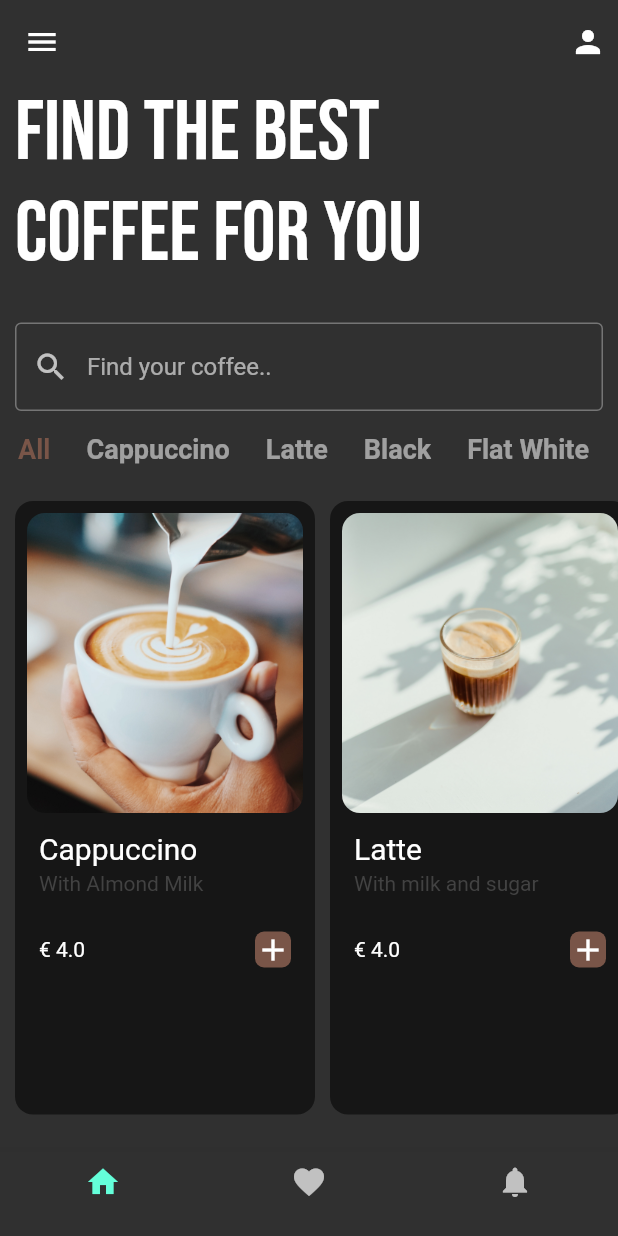
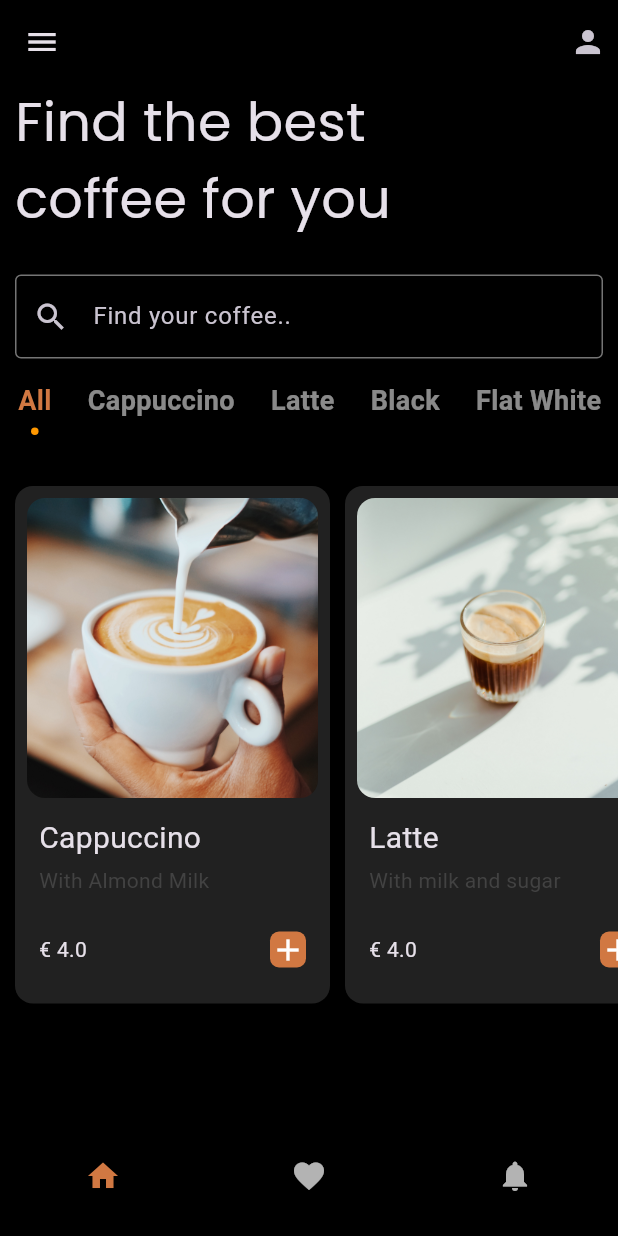
Before and after one commit to mikexkllr/CoffeeApp, a Flutter app: the screen it shows after launch, on a phone screen of 412 x 824 dp. Run offline on Flutter 3.47's test engine with Material 2 defaults, Android fonts, the phone set to English and light mode, and no system bars; our stand-ins replace google_fonts; missing offline and left inert: dart:ffi.

Commit message:
added search functionality and changed UI

```diff
--- /dev/null
+++ b/lib/generics/coffee_colors.dart
@@ -0,0 +1,5 @@
+import 'package:flutter/material.dart';
+
+class CoffeeColors {
+  static const Color orange = Color(0xffd17842);
+}
--- a/lib/main.dart
+++ b/lib/main.dart
@@ -1,5 +1,6 @@
 import 'package:flutter/material.dart';
 import 'package:coffee_app/views/home_view.dart';
+import 'package:coffee_app/generics/coffee_colors.dart';
 
 void main() {
   runApp(const MyApp());
@@ -13,9 +14,11 @@ class MyApp extends StatelessWidget {
     return MaterialApp(
       debugShowCheckedModeBanner: false,
       home: HomeView(),
-      theme: ThemeData(
+      themeMode: ThemeMode.dark,
+      darkTheme: ThemeData(
         brightness: Brightness.dark,
-        primaryColor: Colors.brown,
+        useMaterial3: true,
+        scaffoldBackgroundColor: Colors.black,
       ),
     );
   }
--- a/lib/models/mock_data.dart
+++ b/lib/models/mock_data.dart
@@ -10,7 +10,7 @@ List coffeeTypeList = [
   CoffeeTypeModel(title: "Tea", type: CoffeeType.tea)
 ];
 
-List coffeeList = [
+List<Coffee> coffeeListMock = [
   Coffee(
     title: "Cappuccino",
     subtitle: "With Almond Milk",
--- a/lib/views/coffee_scroll_item.dart
+++ b/lib/views/coffee_scroll_item.dart
@@ -1,3 +1,4 @@
+import 'package:coffee_app/generics/coffee_colors.dart';
 import 'package:flutter/material.dart';
 import 'package:flutter/src/widgets/container.dart';
 import 'package:flutter/src/widgets/framework.dart';
@@ -20,12 +21,29 @@ class CoffeeScrollItem extends StatelessWidget {
       },
       child: Container(
         padding: EdgeInsets.symmetric(horizontal: 12.0),
-        child: Text(
-          title,
-          style: TextStyle(
-              fontSize: 18,
-              fontWeight: FontWeight.bold,
-              color: this.isSelected ? Colors.brown : Colors.white54),
+        child: Column(
+          children: [
+            Text(
+              title,
+              style: TextStyle(
+                  fontSize: 18,
+                  fontWeight: FontWeight.bold,
+                  color:
+                      this.isSelected ? CoffeeColors.orange : Colors.white54),
+            ),
+            SizedBox(
+              height: 5.0,
+            ),
+            if (isSelected)
+              Container(
+                height: 5.0,
+                width: 5.0,
+                decoration: new BoxDecoration(
+                  color: Colors.orange,
+                  shape: BoxShape.circle,
+                ),
+              ),
+          ],
         ),
       ),
     );
--- a/lib/views/coffee_tile.dart
+++ b/lib/views/coffee_tile.dart
@@ -1,3 +1,4 @@
+import 'package:coffee_app/generics/coffee_colors.dart';
 import 'package:flutter/material.dart';
 
 import '../models/coffee_model.dart';
@@ -14,15 +15,15 @@ class CoffeeTile extends StatelessWidget {
     return Padding(
       padding: const EdgeInsets.only(
         left: 10.0,
-        bottom: 25.0,
+        bottom: 15.0,
         top: 10.0,
       ),
       child: Container(
         padding: EdgeInsets.all(8.0),
-        width: 200,
+        width: 210,
         decoration: BoxDecoration(
           borderRadius: BorderRadius.circular(12),
-          color: Colors.black54,
+          color: Colors.grey[900],
         ),
         child: Column(
           crossAxisAlignment: CrossAxisAlignment.start,
@@ -71,7 +72,7 @@ class CoffeeTile extends StatelessWidget {
                   Text("€ ${coffee.price.toString()}"),
                   Container(
                     decoration: BoxDecoration(
-                        color: Colors.brown,
+                        color: CoffeeColors.orange,
                         borderRadius: BorderRadius.circular(6)),
                     child: Icon(Icons.add),
                   )
--- a/lib/views/home_view.dart
+++ b/lib/views/home_view.dart
@@ -1,11 +1,14 @@
 import 'dart:ffi';
 
+import 'package:coffee_app/generics/coffee_colors.dart';
 import 'package:coffee_app/models/coffee_type.dart';
 import 'package:coffee_app/views/coffee_scroll_item.dart';
 import 'package:coffee_app/views/coffee_tile.dart';
 import 'package:flutter/material.dart';
 import 'package:google_fonts/google_fonts.dart';
 import 'package:coffee_app/models/mock_data.dart';
+
+import '../models/coffee_model.dart';
 
 class HomeView extends StatefulWidget {
   const HomeView({super.key});
@@ -16,6 +19,13 @@ class HomeView extends StatefulWidget {
 
 class _HomeViewState extends State<HomeView> {
   CoffeeType selectedCoffeeType = CoffeeType.all;
+  List<Coffee> coffeeList = [];
+
+  @override
+  void initState() {
+    this.coffeeList = coffeeListMock;
+    super.initState();
+  }
 
   @override
   Widget build(BuildContext context) {
@@ -31,16 +41,16 @@ class _HomeViewState extends State<HomeView> {
           )
         ],
       ),
-      body: Column(
-        crossAxisAlignment: CrossAxisAlignment.start,
+      body: Container(
+        child: ListView(
           children: [
             // Find the best coffee for you
             Padding(
               padding: const EdgeInsets.symmetric(horizontal: 10.0),
               child: Text(
                 "Find the best\ncoffee for you",
-              style: GoogleFonts.bebasNeue(
-                fontSize: 56,
+                style: GoogleFonts.poppins(
+                  fontSize: 36,
                 ),
               ),
             ),
@@ -49,7 +59,12 @@ class _HomeViewState extends State<HomeView> {
             Padding(
               padding: const EdgeInsets.symmetric(horizontal: 10.0),
               child: TextField(
+                onChanged: (value) {
+                  searchForCoffee(value);
+                },
                 decoration: InputDecoration(
+                  focusColor: CoffeeColors.orange,
+                  hoverColor: CoffeeColors.orange,
                   prefixIcon: Icon(
                     Icons.search,
                   ),
@@ -65,8 +80,8 @@ class _HomeViewState extends State<HomeView> {
             ),
 
             Container(
+              height: 75.0,
               padding: EdgeInsets.symmetric(vertical: 15.0),
-            height: 50,
               child: ListView.builder(
                 scrollDirection: Axis.horizontal,
                 itemCount: coffeeTypeList.length,
@@ -84,7 +99,8 @@ class _HomeViewState extends State<HomeView> {
             ),
 
             // horizontal list view of coffee tiles
-          Expanded(
+            Container(
+              height: 370,
               child: ListView.builder(
                 scrollDirection: Axis.horizontal,
                 itemCount: coffeeList.length,
@@ -100,7 +116,10 @@ class _HomeViewState extends State<HomeView> {
             )
           ],
         ),
+      ),
       bottomNavigationBar: BottomNavigationBar(
+        backgroundColor: Colors.black,
+        selectedItemColor: CoffeeColors.orange,
         items: [
           BottomNavigationBarItem(icon: Icon(Icons.home), label: ""),
           BottomNavigationBarItem(icon: Icon(Icons.favorite), label: ""),
@@ -115,4 +134,17 @@ class _HomeViewState extends State<HomeView> {
       this.selectedCoffeeType = coffeeType;
     });
   }
+
+  searchForCoffee(String searchTerm) {
+    if (searchTerm.isEmpty) {
+      coffeeList = coffeeListMock;
     }
+
+    setState(() {
+      coffeeList = coffeeListMock
+          .where((element) =>
+              element.title.toLowerCase().contains(searchTerm.toLowerCase()))
+          .toList();
+    });
+  }
+}
```
Lines whose indentation alone changed are shown as unchanged.
